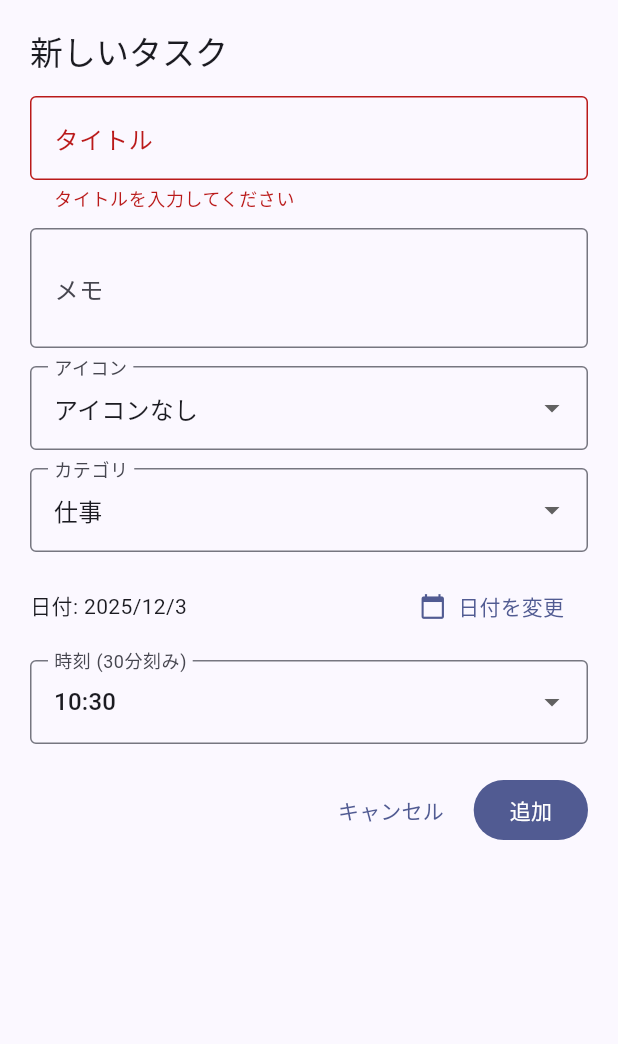
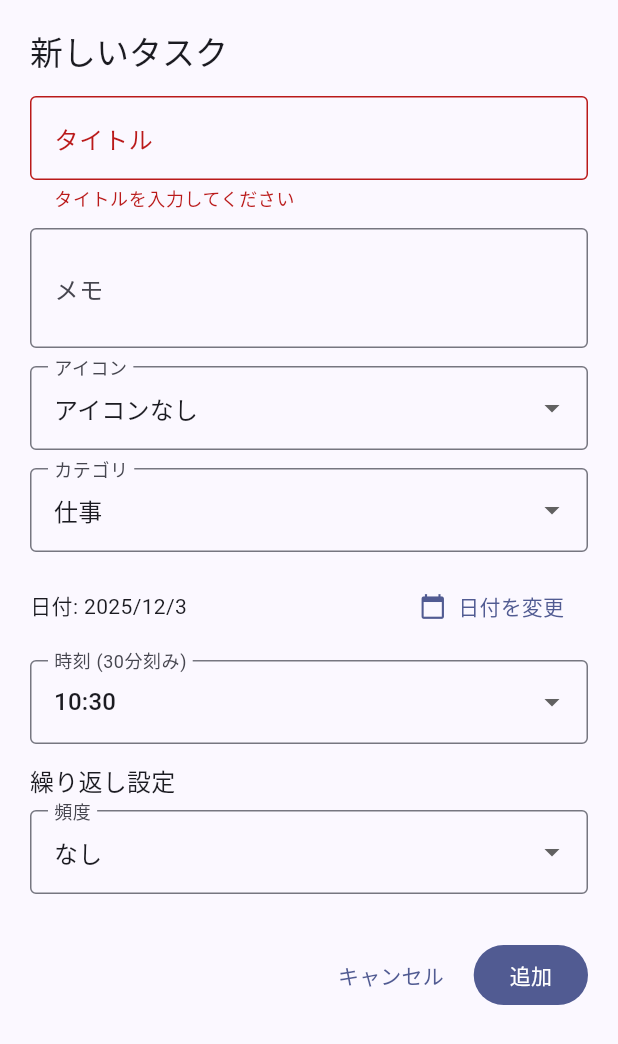
Before and after one commit to pkkoro/tools, a Flutter app: the TaskFormSheet widget shown alone on an empty page, opened directly, after a tap on "追加", on a phone screen of 412 x 824 dp. Shown: the top 1044 px of the screen. Run offline on Flutter 3.47's test engine with Material 3 defaults, Android fonts, the phone set to English and light mode, and no system bars.

Commit message:
Add recurrence options for scheduled tasks

```diff
--- a/AllInOneCalender/lib/widgets/task_form_sheet.dart
+++ b/AllInOneCalender/lib/widgets/task_form_sheet.dart
@@ -17,21 +17,30 @@ class _TaskFormSheetState extends State<TaskFormSheet> {
   final _formKey = GlobalKey<FormState>();
   late final TextEditingController _titleController;
   late final TextEditingController _notesController;
+  late final TextEditingController _intervalDaysController;
   late DateTime _scheduledAt;
   late TimeOfDay _timeOfDay;
   String _selectedCategory = '';
   bool _initializedCategory = false;
   IconData? _selectedIcon;
+  late RecurrenceType _recurrenceType;
+  int _intervalDays = 2;
+  int _weeklyWeekday = DateTime.now().weekday;
 
   @override
   void initState() {
     super.initState();
     _titleController = TextEditingController(text: widget.task?.title ?? '');
     _notesController = TextEditingController(text: widget.task?.notes ?? '');
+    _intervalDaysController =
+        TextEditingController(text: (widget.task?.recurrence.intervalDays ?? 2).toString());
     final initialDateTime = widget.task?.scheduledAt ??
         widget.initialDate ??
         DateTime.now();
     _selectedIcon = widget.task?.icon;
+    _recurrenceType = widget.task?.recurrence.type ?? RecurrenceType.none;
+    _intervalDays = widget.task?.recurrence.intervalDays ?? _intervalDays;
+    _weeklyWeekday = widget.task?.recurrence.weekday ?? initialDateTime.weekday;
     _timeOfDay = widget.task != null
         ? TimeOfDay(
             hour: widget.task!.scheduledAt.hour,
@@ -65,6 +74,7 @@ class _TaskFormSheetState extends State<TaskFormSheet> {
   void dispose() {
     _titleController.dispose();
     _notesController.dispose();
+    _intervalDaysController.dispose();
     super.dispose();
   }
 
@@ -249,6 +259,15 @@ class _TaskFormSheetState extends State<TaskFormSheet> {
                 });
               },
             ),
+            const SizedBox(height: 12),
+            _RecurrenceSection(
+              recurrenceType: _recurrenceType,
+              intervalDaysController: _intervalDaysController,
+              weeklyWeekday: _weeklyWeekday,
+              onTypeChanged: (type) => setState(() => _recurrenceType = type),
+              onIntervalChanged: (value) => setState(() => _intervalDays = value),
+              onWeekdayChanged: (value) => setState(() => _weeklyWeekday = value),
+            ),
             const SizedBox(height: 20),
             Row(
               mainAxisAlignment: MainAxisAlignment.end,
@@ -302,6 +321,30 @@ class _TaskFormSheetState extends State<TaskFormSheet> {
             ? context.read<TaskState>().categories.first
             : '');
 
+    Recurrence recurrence;
+    switch (_recurrenceType) {
+      case RecurrenceType.daily:
+        recurrence = const Recurrence(type: RecurrenceType.daily);
+        break;
+      case RecurrenceType.everyNDays:
+        final parsed = int.tryParse(_intervalDaysController.text);
+        final interval = parsed != null && parsed > 0 ? parsed : _intervalDays;
+        recurrence = Recurrence(
+          type: RecurrenceType.everyNDays,
+          intervalDays: interval,
+        );
+        break;
+      case RecurrenceType.weekly:
+        recurrence = Recurrence(
+          type: RecurrenceType.weekly,
+          weekday: _weeklyWeekday,
+        );
+        break;
+      case RecurrenceType.none:
+      default:
+        recurrence = Recurrence.none();
+    }
+
     final task = Task(
       id: id,
       title: _titleController.text.trim(),
@@ -311,6 +354,7 @@ class _TaskFormSheetState extends State<TaskFormSheet> {
       iconCodePoint: _selectedIcon?.codePoint,
       iconFontFamily: _selectedIcon?.fontFamily,
       iconFontPackage: _selectedIcon?.fontPackage,
+      recurrence: recurrence,
       isCompleted: widget.task?.isCompleted ?? false,
     );
 
@@ -379,3 +423,103 @@ class _TaskFormSheetState extends State<TaskFormSheet> {
     return TimeOfDay(hour: hour, minute: minute);
   }
 }
+
+class _RecurrenceSection extends StatelessWidget {
+  const _RecurrenceSection({
+    required this.recurrenceType,
+    required this.intervalDaysController,
+    required this.weeklyWeekday,
+    required this.onTypeChanged,
+    required this.onIntervalChanged,
+    required this.onWeekdayChanged,
+  });
+
+  final RecurrenceType recurrenceType;
+  final TextEditingController intervalDaysController;
+  final int weeklyWeekday;
+  final ValueChanged<RecurrenceType> onTypeChanged;
+  final ValueChanged<int> onIntervalChanged;
+  final ValueChanged<int> onWeekdayChanged;
+
+  @override
+  Widget build(BuildContext context) {
+    final theme = Theme.of(context);
+    final dayLabels = const ['月', '火', '水', '木', '金', '土', '日'];
+
+    return Column(
+      crossAxisAlignment: CrossAxisAlignment.start,
+      children: [
+        Text('繰り返し設定', style: theme.textTheme.titleMedium),
+        const SizedBox(height: 8),
+        DropdownButtonFormField<RecurrenceType>(
+          value: recurrenceType,
+          decoration: const InputDecoration(
+            labelText: '頻度',
+            border: OutlineInputBorder(),
+          ),
+          items: const [
+            DropdownMenuItem(
+              value: RecurrenceType.none,
+              child: Text('なし'),
+            ),
+            DropdownMenuItem(
+              value: RecurrenceType.daily,
+              child: Text('毎日'),
+            ),
+            DropdownMenuItem(
+              value: RecurrenceType.everyNDays,
+              child: Text('何日毎'),
+            ),
+            DropdownMenuItem(
+              value: RecurrenceType.weekly,
+              child: Text('毎週（曜日指定）'),
+            ),
+          ],
+          onChanged: (value) {
+            if (value == null) return;
+            onTypeChanged(value);
+          },
+        ),
+        const SizedBox(height: 10),
+        if (recurrenceType == RecurrenceType.everyNDays)
+          TextFormField(
+            controller: intervalDaysController,
+            keyboardType: TextInputType.number,
+            decoration: const InputDecoration(
+              labelText: '何日ごとに繰り返すか',
+              suffixText: '日',
+              border: OutlineInputBorder(),
+            ),
+            onChanged: (value) {
+              final parsed = int.tryParse(value);
+              if (parsed != null && parsed > 0) {
+                onIntervalChanged(parsed);
+              }
+            },
+          ),
+        if (recurrenceType == RecurrenceType.weekly)
+          Column(
+            crossAxisAlignment: CrossAxisAlignment.start,
+            children: [
+              Text('曜日を選択', style: theme.textTheme.bodyMedium),
+              const SizedBox(height: 8),
+              Wrap(
+                spacing: 8,
+                runSpacing: 8,
+                children: List.generate(7, (index) {
+                  final weekday = index + 1;
+                  final label = dayLabels[index];
+                  final isSelected = weeklyWeekday == weekday;
+                  return ChoiceChip(
+                    label: Text(label),
+                    selected: isSelected,
+                    onSelected: (_) => onWeekdayChanged(weekday),
+                  );
+                }),
+              ),
+            ],
+          ),
+      ],
+    );
+  }
+}
```
Also changed, not shown: AllInOneCalender/lib/models/task.dart (+127 -0 lines), AllInOneCalender/lib/screens/task_list_screen.dart (+14 -2 lines), 1 other file.
